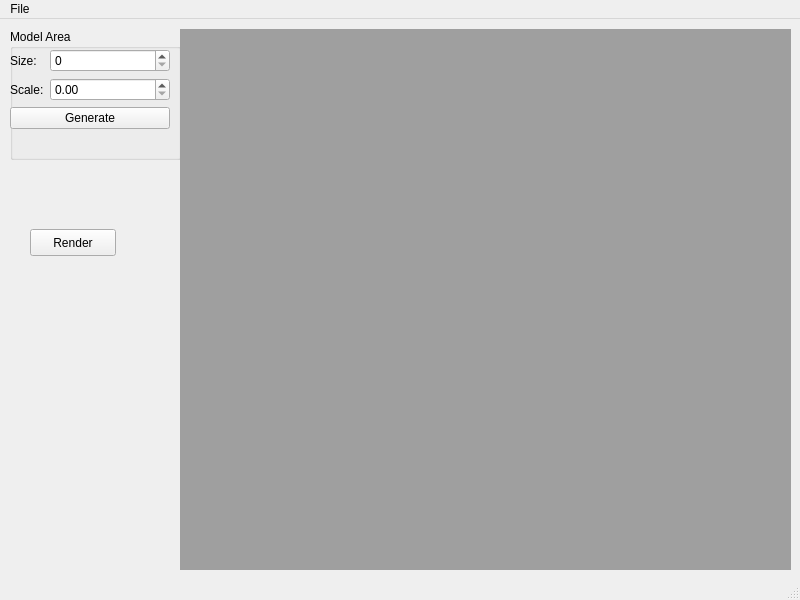
Old version of the form src/QT/cmaingui.ui in the repository bkloppenborg/simtoi.
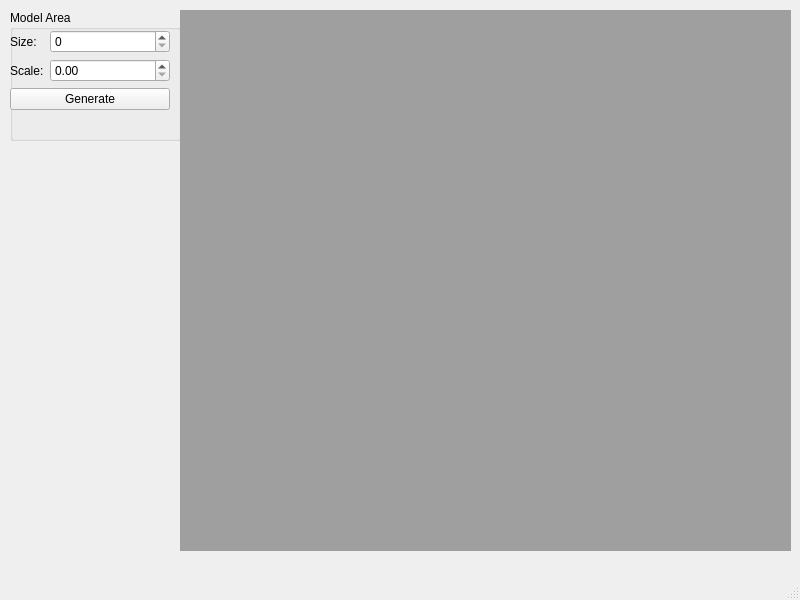
New version of the form.

```diff
--- a/src/QT/cmaingui.ui
+++ b/src/QT/cmaingui.ui
@@ -79,19 +79,6 @@
      </rect>
     </property>
    </widget>
-   <widget class="QPushButton" name="btnRender">
-    <property name="geometry">
-     <rect>
-      <x>30</x>
-      <y>210</y>
-      <width>86</width>
-      <height>27</height>
-     </rect>
-    </property>
-    <property name="text">
-     <string>Render</string>
-    </property>
-   </widget>
   </widget>
   <widget class="QMenuBar" name="menubar">
    <property name="geometry">
@@ -102,14 +89,6 @@
      <height>22</height>
     </rect>
    </property>
-   <widget class="QMenu" name="menuFIle">
-    <property name="title">
-     <string>File</string>
-    </property>
-    <addaction name="actionNew_Model"/>
-    <addaction name="actionOpen"/>
-   </widget>
-   <addaction name="menuFIle"/>
   </widget>
   <widget class="QStatusBar" name="statusbar"/>
   <action name="actionNew_Model">
```
Left out of the diff: 10 changed lines with no effect on the pictures.
